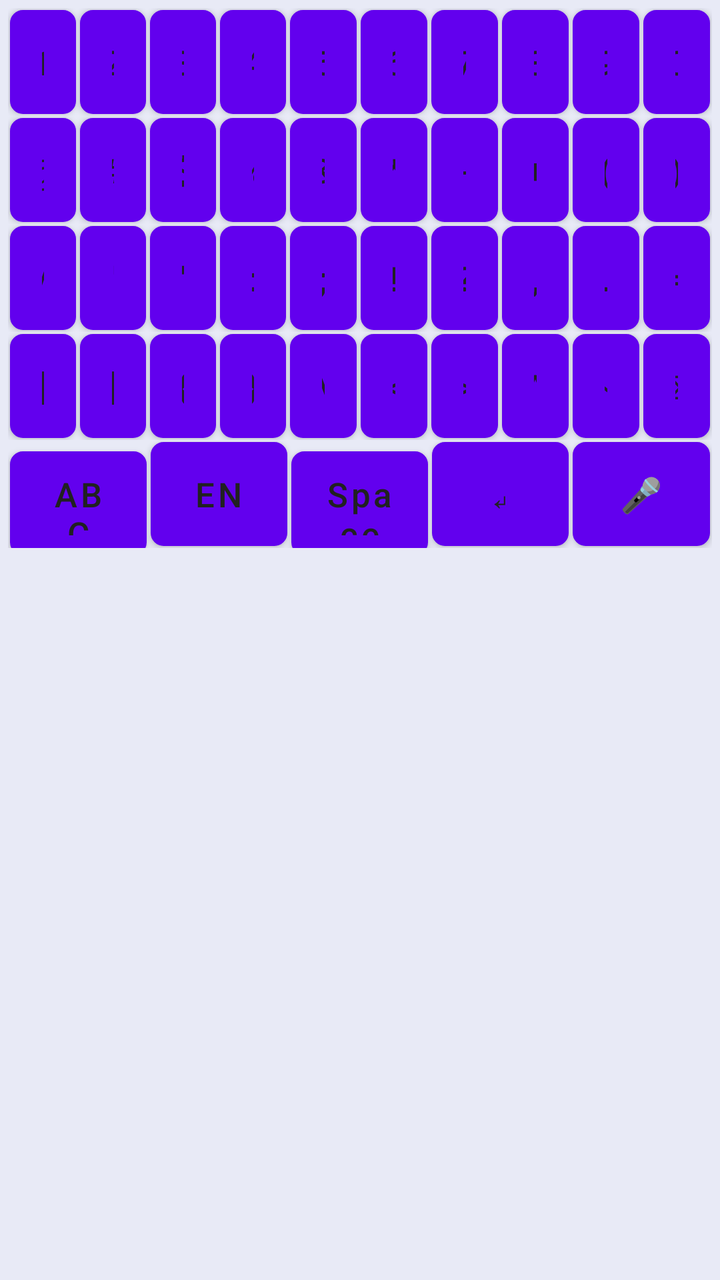
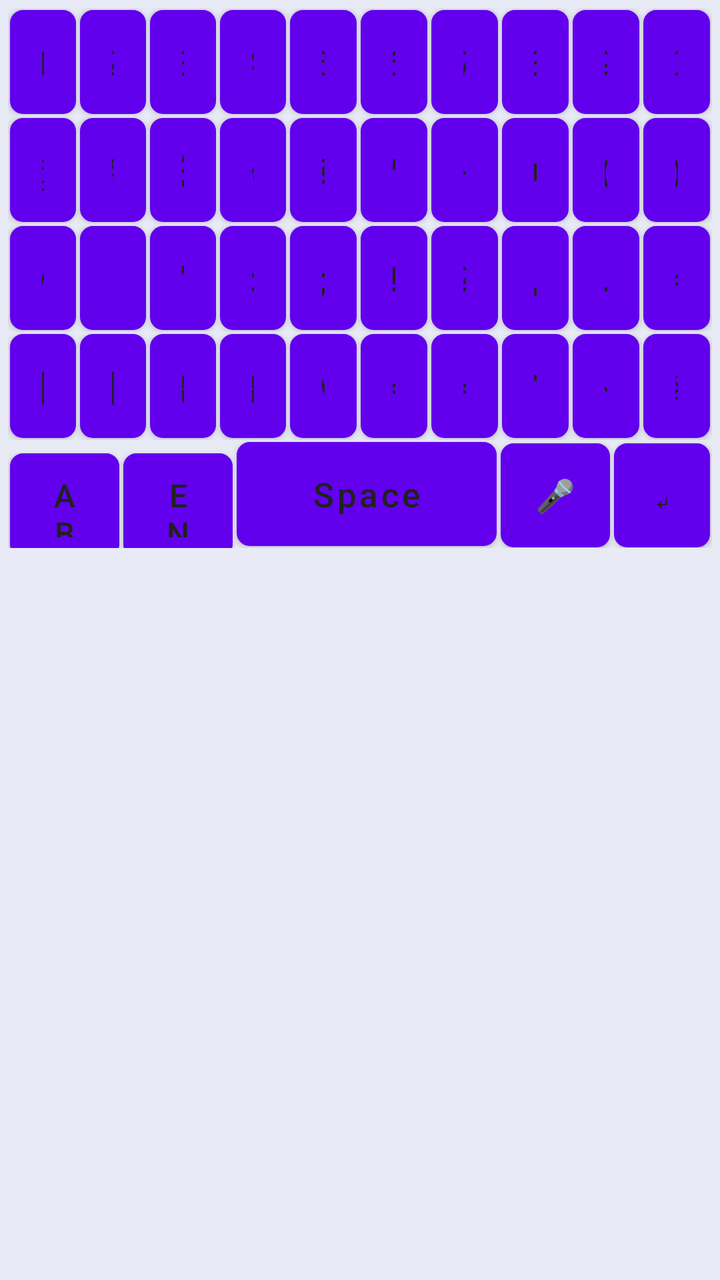

An Android layout rendered at two revisions. The XML below is the earlier revision; the diff shows what the commit changed to produce the second picture.
<!-- AndroidManifest.xml: fallback theme Theme.MaterialComponents.DayNight.NoActionBar -->
<!-- res/layout/keyboard_symbols.xml -->
<?xml version="1.0" encoding="utf-8"?>
<LinearLayout xmlns:android="http://schemas.android.com/apk/res/android"
    android:layout_width="match_parent"
    android:layout_height="wrap_content"
    android:minHeight="332dp"
    android:background="#E8EAF6"
    android:clipToPadding="false"
    android:fitsSystemWindows="true"
    android:orientation="vertical"
    android:padding="4dp">

    <LinearLayout
        android:layout_width="match_parent"
        android:layout_height="wrap_content"
        android:orientation="horizontal">

        <Button android:id="@+id/sym_key_1" style="@style/KeyboardButton" android:text="1" />
        <Button android:id="@+id/sym_key_2" style="@style/KeyboardButton" android:text="2" />
        <Button android:id="@+id/sym_key_3" style="@style/KeyboardButton" android:text="3" />
        <Button android:id="@+id/sym_key_4" style="@style/KeyboardButton" android:text="4" />
        <Button android:id="@+id/sym_key_5" style="@style/KeyboardButton" android:text="5" />
        <Button android:id="@+id/sym_key_6" style="@style/KeyboardButton" android:text="6" />
        <Button android:id="@+id/sym_key_7" style="@style/KeyboardButton" android:text="7" />
        <Button android:id="@+id/sym_key_8" style="@style/KeyboardButton" android:text="8" />
        <Button android:id="@+id/sym_key_9" style="@style/KeyboardButton" android:text="9" />
        <Button android:id="@+id/sym_key_0" style="@style/KeyboardButton" android:text="0" />
    </LinearLayout>

    <LinearLayout
        android:layout_width="match_parent"
        android:layout_height="wrap_content"
        android:orientation="horizontal">

        <Button android:id="@+id/sym_key_at" style="@style/KeyboardButton" android:text="@" />
        <Button android:id="@+id/sym_key_hash" style="@style/KeyboardButton" android:text="#" />
        <Button android:id="@+id/sym_key_dollar" style="@style/KeyboardButton" android:text="$" />
        <Button android:id="@+id/sym_key_percent" style="@style/KeyboardButton" android:text="%" />
        <Button android:id="@+id/sym_key_amp" style="@style/KeyboardButton" android:text="&amp;" />
        <Button android:id="@+id/sym_key_star" style="@style/KeyboardButton" android:text="*" />
        <Button android:id="@+id/sym_key_minus" style="@style/KeyboardButton" android:text="-" />
        <Button android:id="@+id/sym_key_plus" style="@style/KeyboardButton" android:text="+" />
        <Button android:id="@+id/sym_key_lparen" style="@style/KeyboardButton" android:text="(" />
        <Button android:id="@+id/sym_key_rparen" style="@style/KeyboardButton" android:text=")" />
    </LinearLayout>

    <LinearLayout
        android:layout_width="match_parent"
        android:layout_height="wrap_content"
        android:orientation="horizontal">

        <Button android:id="@+id/sym_key_slash" style="@style/KeyboardButton" android:text="/" />
        <Button android:id="@+id/sym_key_quote" style="@style/KeyboardButton" android:text='"' />
        <Button android:id="@+id/sym_key_apostrophe" style="@style/KeyboardButton" android:text="'" />
        <Button android:id="@+id/sym_key_colon" style="@style/KeyboardButton" android:text=":" />
        <Button android:id="@+id/sym_key_semicolon" style="@style/KeyboardButton" android:text=";" />
        <Button android:id="@+id/sym_key_exclamation" style="@style/KeyboardButton" android:text="!" />
        <Button android:id="@+id/sym_key_question" style="@style/KeyboardButton" android:text="?" />
        <Button android:id="@+id/sym_key_comma" style="@style/KeyboardButton" android:text="," />
        <Button android:id="@+id/sym_key_dot" style="@style/KeyboardButton" android:text="." />
        <Button android:id="@+id/sym_key_equal" style="@style/KeyboardButton" android:text="=" />
    </LinearLayout>

    <LinearLayout
        android:layout_width="match_parent"
        android:layout_height="wrap_content"
        android:orientation="horizontal">

        <Button android:id="@+id/sym_key_lbracket" style="@style/KeyboardButton" android:text="[" />
        <Button android:id="@+id/sym_key_rbracket" style="@style/KeyboardButton" android:text="]" />
        <Button android:id="@+id/sym_key_lbrace" style="@style/KeyboardButton" android:text="{" />
        <Button android:id="@+id/sym_key_rbrace" style="@style/KeyboardButton" android:text="}" />
        <Button android:id="@+id/sym_key_backslash" style="@style/KeyboardButton" android:text="\\" />
        <Button android:id="@+id/sym_key_less" style="@style/KeyboardButton" android:text="&lt;" />
        <Button android:id="@+id/sym_key_greater" style="@style/KeyboardButton" android:text="&gt;" />
        <Button android:id="@+id/sym_key_caret" style="@style/KeyboardButton" android:text="^" />
        <Button android:id="@+id/sym_key_tilde" style="@style/KeyboardButton" android:text="~" />
        <Button android:id="@+id/sym_backspace" style="@style/KeyboardButton" android:text="⌫" />
    </LinearLayout>

    <LinearLayout
        android:layout_width="match_parent"
        android:layout_height="wrap_content"
        android:orientation="horizontal">

        <Button android:id="@+id/sym_key_abc" style="@style/KeyboardButton" android:text="ABC" />
        <Button android:id="@+id/sym_key_language" style="@style/KeyboardButton" android:text="EN" />
        <Button android:id="@+id/sym_key_space" style="@style/KeyboardButton" android:text="Space" />
        <Button android:id="@+id/sym_key_enter" style="@style/KeyboardButton" android:text="↵" />
        <Button android:id="@+id/sym_key_voice" style="@style/KeyboardButton" android:text="🎤" />
    </LinearLayout>

    <View
        android:layout_width="match_parent"
        android:layout_height="52dp"
        android:layout_margin="1dp"
        android:importantForAccessibility="no"
        android:visibility="invisible" />

</LinearLayout>
<!-- resources referenced by this layout -->
<resources>
  <style name="KeyboardButton">
          <item name="android:layout_width">0dp</item>
          <item name="android:layout_height">52dp</item>
          <item name="android:layout_weight">1</item>
          <item name="android:layout_margin">1dp</item>
          <item name="android:background">@drawable/key_background</item>
          <item name="android:textColor">#212121</item>
          <item name="android:textSize">17sp</item>
          <item name="android:textAllCaps">false</item>
          <item name="android:gravity">center</item>
          <item name="android:clickable">true</item>
          <item name="android:focusable">true</item>
      </style>
  <!-- drawable key_background (drawable) -->
  <?xml version="1.0" encoding="utf-8"?>
  <selector xmlns:android="http://schemas.android.com/apk/res/android">
      
      <item android:state_pressed="true">
          <shape android:shape="rectangle">
              <solid android:color="#E0E0E0" />
              <corners android:radius="6dp" />
              <stroke
                  android:width="1dp"
                  android:color="#BDBDBD" />
              <padding
                  android:left="8dp"
                  android:top="8dp"
                  android:right="8dp"
                  android:bottom="8dp" />
          </shape>
      </item>
      
      
      <item>
          <shape android:shape="rectangle">
              <solid android:color="#FFFFFF" />
              <corners android:radius="6dp" />
              <stroke
                  android:width="1dp"
                  android:color="#E0E0E0" />
              <padding
                  android:left="8dp"
                  android:top="8dp"
                  android:right="8dp"
                  android:bottom="8dp" />
          </shape>
      </item>
  </selector>
</resources>

<!-- the commit's change to res/layout/keyboard_symbols.xml (unified diff, before → after) -->
@@ -82,11 +82,11 @@
         android:layout_height="wrap_content"
         android:orientation="horizontal">
 
-        <Button android:id="@+id/sym_key_abc" style="@style/KeyboardButton" android:text="ABC" />
-        <Button android:id="@+id/sym_key_language" style="@style/KeyboardButton" android:text="EN" />
-        <Button android:id="@+id/sym_key_space" style="@style/KeyboardButton" android:text="Space" />
-        <Button android:id="@+id/sym_key_enter" style="@style/KeyboardButton" android:text="↵" />
-        <Button android:id="@+id/sym_key_voice" style="@style/KeyboardButton" android:text="🎤" />
+        <Button android:id="@+id/sym_key_abc" style="@style/KeyboardButtonBottomSmall" android:text="ABC" />
+        <Button android:id="@+id/sym_key_language" style="@style/KeyboardButtonBottomSmall" android:text="EN" />
+        <Button android:id="@+id/sym_key_space" style="@style/KeyboardButtonBottomSpace" android:text="Space" />
+        <Button android:id="@+id/sym_key_voice" style="@style/KeyboardButtonBottomSmall" android:text="🎤" />
+        <Button android:id="@+id/sym_key_enter" style="@style/KeyboardButtonBottomEnter" android:text="↵" />
     </LinearLayout>
 
     <View
<!-- resource entries referenced after the edit -->
@@ -12,6 +12,18 @@
           <item name="android:gravity">center</item>
           <item name="android:clickable">true</item>
           <item name="android:focusable">true</item>
+      </style>
+  <style name="KeyboardButtonBottomEnter" parent="KeyboardButton">
+          <item name="android:layout_weight">0.7</item>
+          <item name="android:textSize">16sp</item>
+      </style>
+  <style name="KeyboardButtonBottomSmall" parent="KeyboardButton">
+          <item name="android:layout_weight">0.8</item>
+          <item name="android:textSize">16sp</item>
+      </style>
+  <style name="KeyboardButtonBottomSpace" parent="KeyboardButton">
+          <item name="android:layout_weight">1.9</item>
+          <item name="android:textSize">17sp</item>
       </style>
   <!-- drawable key_background (drawable) -->
   <?xml version="1.0" encoding="utf-8"?>
